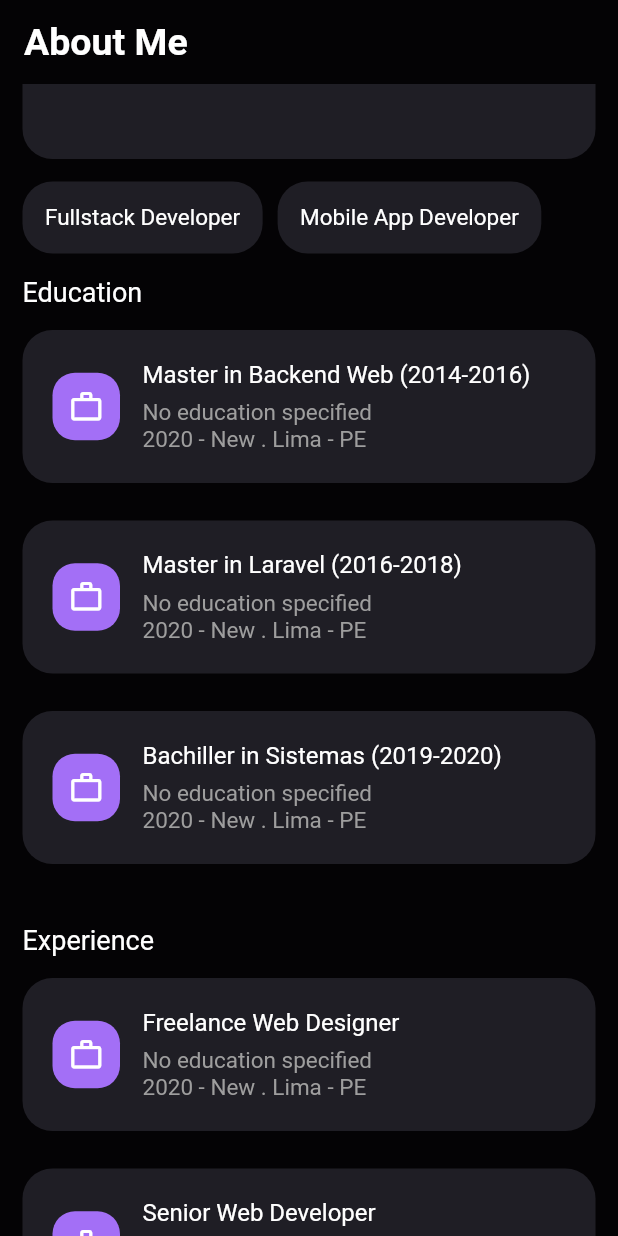
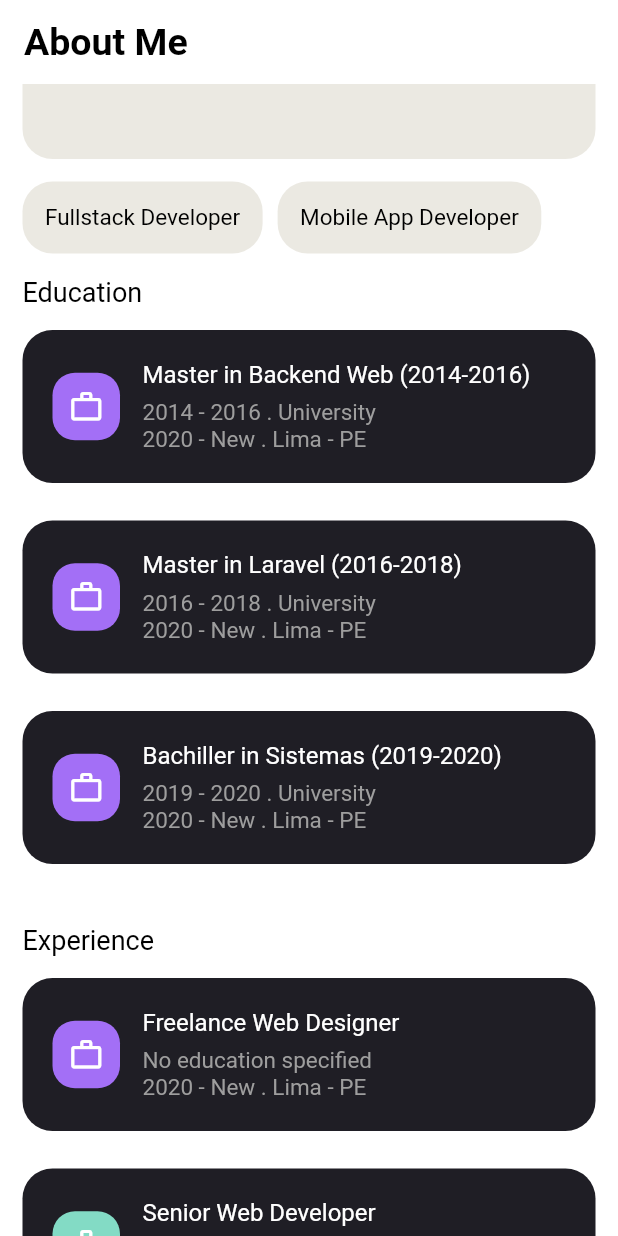
Before and after one commit to MrazTevin/View-CV, a Flutter app: the screen it shows after launch, scrolled down 576 dp, on a phone screen of 412 x 824 dp. Run offline on Flutter 3.47's test engine with Material 2 defaults, Android fonts, the phone set to English and light mode, and no system bars.

Commit message:
m: change colors fetch items from array

```diff
--- a/lib/pages/home_page.dart
+++ b/lib/pages/home_page.dart
@@ -54,11 +54,11 @@ class _HomePageState extends State<HomePage> {
   @override
   Widget build(BuildContext context) {
     return Scaffold(
-      backgroundColor: Color(0xff040305),
+      backgroundColor: Color(0xffffffff),
       appBar: AppBar(
-        backgroundColor: Color(0xff040305),
+        backgroundColor: Color(0xffffffff),
         elevation: 0,
-        title: Text('About Me', style: TextStyle(color: Colors.white, fontWeight: FontWeight.bold, fontSize: 25)),
+        title: Text('About Me', style: TextStyle(color: Colors.black, fontWeight: FontWeight.bold, fontSize: 25)),
       ),
       body: SingleChildScrollView(
         child: Padding(
@@ -72,7 +72,7 @@ class _HomePageState extends State<HomePage> {
                   // Your full name in a circular frame with rounded black border
                   CircleAvatar(
                     radius: 50.0, // Adjust the size as needed
-                    backgroundColor: Colors.black,
+                    backgroundColor: Colors.black, // Change as needed
                     child: CircleAvatar(
                       radius: 48.0, // Adjust the size as needed
                       backgroundImage: AssetImage('your_profile_image.png'), // Replace with your image asset
@@ -85,7 +85,7 @@ class _HomePageState extends State<HomePage> {
                     child: Text(
                       'Slack Username: Tevin Milla',
                       style: TextStyle(
-                        color: Colors.white,
+                        color: Colors.black,
                         fontSize: 18.0,
                       ),
                     ),
@@ -96,7 +96,7 @@ class _HomePageState extends State<HomePage> {
                     child: Text(
                       'GitHub: MrazTevin',
                       style: TextStyle(
-                        color: Colors.white,
+                        color: Colors.black,
                         fontSize: 18.0,
                       ),
                     ),
@@ -107,7 +107,7 @@ class _HomePageState extends State<HomePage> {
                     child: Text(
                       'I am interested in Mobile Development more than Web Development. I create visually aesthetic designs no matter what.',
                       style: TextStyle(
-                        color: Colors.white,
+                        color: Colors.black,
                         fontSize: 16.0,
                       ),
                     ),
@@ -122,7 +122,7 @@ class _HomePageState extends State<HomePage> {
                 padding: EdgeInsets.symmetric(horizontal: 20.0, vertical: 40.0),
                 width: double.infinity,
                 decoration: BoxDecoration(
-                    color: Color(0xff1F1E25),
+                    color: Color(0xffEBE9E2),
                     borderRadius: BorderRadius.circular(20.0)),
                 child: Column(
                   crossAxisAlignment: CrossAxisAlignment.start,
@@ -147,57 +147,59 @@ class _HomePageState extends State<HomePage> {
                     Container(
                       padding: EdgeInsets.all(15.0),
                       decoration: BoxDecoration(
-                          color: Color(0xff1F1E25),
+                          color: Color(0xffEBE9E2),
                           borderRadius: BorderRadius.circular(20.0)),
                       // child: Text('Fullstack Developer', style: TextStyle(color: Colors.white, fontSize: 15)),
-                      child: Text(intrestss[0], style: TextStyle(color: Colors.white, fontSize: 15)),
+                      child: Text(intrestss[0], style: TextStyle(color: Colors.black, fontSize: 15)),
                     ),
                     SizedBox(width: 10.0),
                     Container(
                       padding: EdgeInsets.all(15.0),
                       decoration: BoxDecoration(
-                          color: Color(0xff1F1E25),
+                          color: Color(0xffEBE9E2),
                           borderRadius: BorderRadius.circular(20.0)),
                       // child: Text('Fullstack Developer', style: TextStyle(color: Colors.white, fontSize: 15)),
-                      child: Text(intrestss[1], style: TextStyle(color: Colors.white, fontSize: 15)),
+                      child: Text(intrestss[1], style: TextStyle(color: Colors.black, fontSize: 15)),
                     )
                   ])
                 ],
               ),
 
               SizedBox(height: 15.0),
-              Text('Education', style: TextStyle(color: Colors.white, fontSize: 18)),
+              Text('Education', style: TextStyle(color: Colors.black, fontSize: 18)),
               SizedBox(height: 15.0),
               // CardCustom(text: this.cvData['education'],colorIcon: Color(0xffA36FF6), isEducation: true, education: '2014 - 2016 . University',),
-              // CardCustom(text: 'Master in Backend Web',colorIcon: Color(0xffA36FF6), isEducation: true, education: '2014 - 2016 . University',),
-              // CardCustom(text: 'Master in Laravel',colorIcon: Color(0xffA36FF6), isEducation: true, education: '2016 - 2018 . University',),
-              // CardCustom(text: 'Bachiller in Sistemas',colorIcon: Color(0xffA36FF6), isEducation: true, education: '2019 - 2020 . University',),
+              CardCustom(text: educations[0],colorIcon: Color(0xffA36FF6), isEducation: true, education: '2014 - 2016 . University',),
+              CardCustom(text: educations[1],colorIcon: Color(0xffA36FF6), isEducation: true, education: '2016 - 2018 . University',),
+              CardCustom(text: educations[2],colorIcon: Color(0xffA36FF6), isEducation: true, education: '2019 - 2020 . University',),
               // CardCustom(text: education, colorIcon: Color(0xffA36FF6), isEducation: true, education: '2019 - 2020 . University',),
-              SingleChildScrollView(
-                child: ListView.builder(
-                  shrinkWrap: true,
-                  itemCount: educations.length,
-                  itemBuilder: (BuildContext context, int index) {
-                    return CardCustom(text: educations[index], colorIcon: Color(0xffA36FF6), isEducation: true);
-                  },
-                ),
-              ),
+              // SingleChildScrollView(
+              //   child: ListView.builder(
+              //     shrinkWrap: true,
+              //     itemCount: educations.length,
+              //     itemBuilder: (BuildContext context, int index) {
+              //       return CardCustom(text: educations[index], colorIcon: Color(0xffA36FF6), isEducation: true);
+              //     },
+              //   ),
+              // ),
               SizedBox(height: 15.0),
-              Text('Experience', style: TextStyle(color: Colors.white, fontSize: 18)),
+              Text('Experience', style: TextStyle(color: Colors.black, fontSize: 18)),
               SizedBox(height: 15.0),
               // CardCustom(text: cvData['experience'], colorIcon: Color(0xffA36FF6), isEducation: false),
-              SingleChildScrollView(
-                child: ListView.builder(
-                  shrinkWrap: true,
-                  itemCount: experiences.length,
-                  itemBuilder: (BuildContext context, int index) {
-                    return CardCustom(text: experiences[index], colorIcon: Color(0xffA36FF6), isEducation: false);
-                  },
-                ),
-              ),
+              // Flexible(
+              //   // height: 100.0,
+              //   child: ListView.builder(
+              //     shrinkWrap: true,
+              //     itemCount: experiences.length,
+              //     itemBuilder: (BuildContext context, int index) {
+              //       return CardCustom(text: experiences[index], colorIcon: Color(0xffA36FF6), isEducation: false);
+              //     },
+              //   ),
+              // ),
 
-              // CardCustom(text: 'Freelance Web Designer',colorIcon: Color(0xffA36FF6), isEducation: false),
-              // CardCustom(text: 'Senior Web Developer',colorIcon: Color(0xff83DBC5), isEducation: false),
+              CardCustom(text: experiences[0],colorIcon: Color(0xffA36FF6), isEducation: false),
+              CardCustom(text: experiences[1],colorIcon: Color(0xff83DBC5), isEducation: false),
+              CardCustom(text: experiences[2],colorIcon: Color(0xff0385DC), isEducation: false),
               // CardCustom(text: 'Semi Senior Web Developer',colorIcon: Color(0xff0385DC), isEducation: false),
               // CardCustom(text: 'Junior Web Developer',colorIcon: Color(0xffE62755), isEducation: false),
               // CardCustom(text: 'Freelance App Flutter',colorIcon: Color(0xffF7605D), isEducation: false),
```
